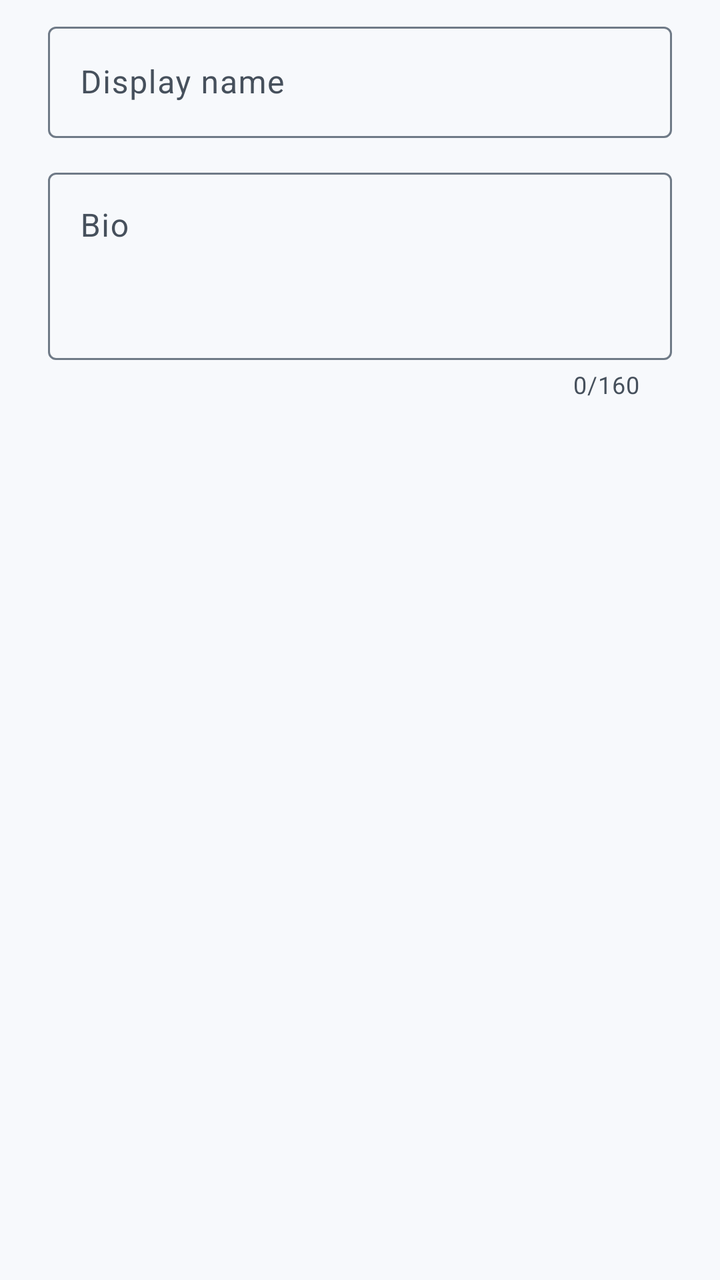
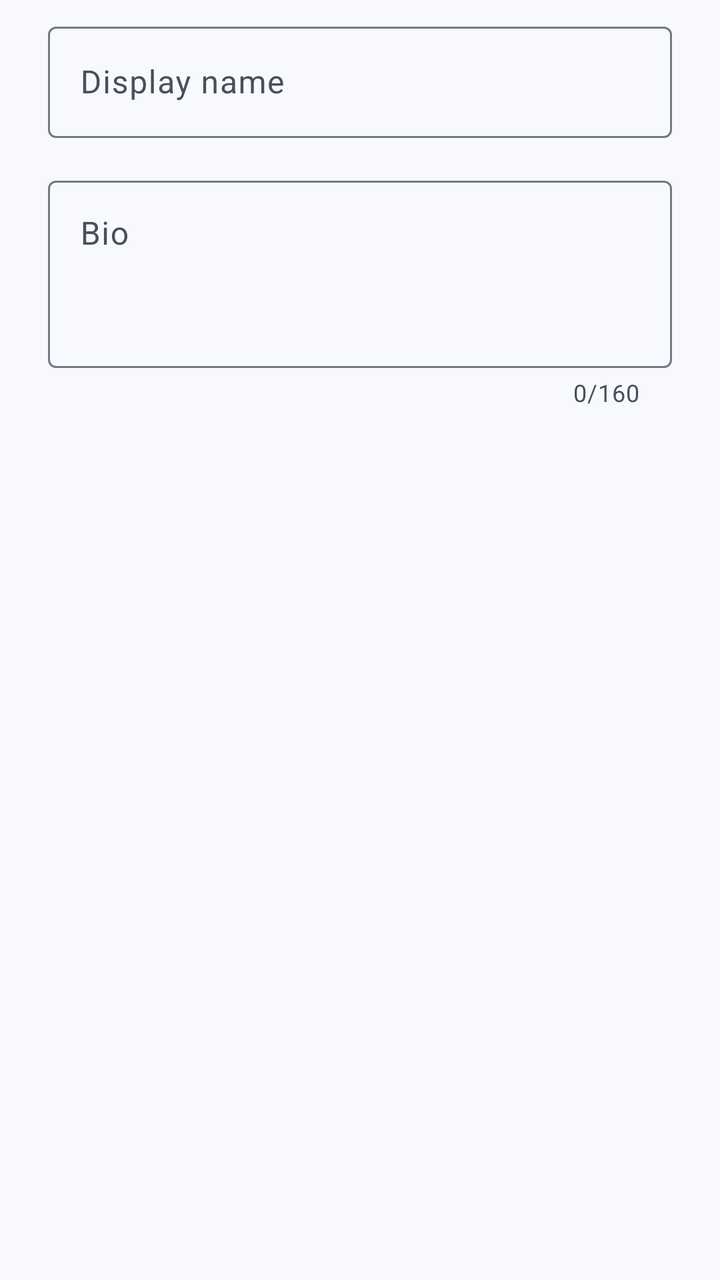

The first picture is an Android layout as it rendered before a commit; the second is the same layout after the commit. The layout source and the unified diff follow.
<!-- AndroidManifest.xml: application theme Theme.PivotBoard -->
<!-- res/layout/dialog_edit_profile.xml -->
<?xml version="1.0" encoding="utf-8"?>
<LinearLayout xmlns:android="http://schemas.android.com/apk/res/android"
    xmlns:app="http://schemas.android.com/apk/res-auto"
    android:id="@+id/edit_LAY_root"
    android:layout_width="match_parent"
    android:layout_height="wrap_content"
    android:orientation="vertical"
    android:paddingHorizontal="24dp"
    android:paddingTop="8dp">

    <com.google.android.material.textfield.TextInputLayout
        android:id="@+id/edit_LAY_name"
        style="@style/Widget.Material3.TextInputLayout.OutlinedBox"
        android:layout_width="match_parent"
        android:layout_height="wrap_content"
        android:hint="@string/profile_hint_name">

        <com.google.android.material.textfield.TextInputEditText
            android:id="@+id/edit_EDT_name"
            android:layout_width="match_parent"
            android:layout_height="wrap_content"
            android:imeOptions="actionNext"
            android:inputType="textPersonName|textCapWords"
            android:maxLines="1" />
    </com.google.android.material.textfield.TextInputLayout>

    <com.google.android.material.textfield.TextInputLayout
        android:id="@+id/edit_LAY_bio"
        style="@style/Widget.Material3.TextInputLayout.OutlinedBox"
        android:layout_width="match_parent"
        android:layout_height="wrap_content"
        android:layout_marginTop="12dp"
        android:hint="@string/profile_hint_bio"
        app:counterEnabled="true"
        app:counterMaxLength="160">

        <com.google.android.material.textfield.TextInputEditText
            android:id="@+id/edit_EDT_bio"
            android:layout_width="match_parent"
            android:layout_height="wrap_content"
            android:gravity="top|start"
            android:inputType="textMultiLine|textCapSentences"
            android:minLines="3" />
    </com.google.android.material.textfield.TextInputLayout>

</LinearLayout>
<!-- resources referenced by this layout -->
<resources>
  <string name="profile_hint_bio">Bio</string>
  <string name="profile_hint_name">Display name</string>
  <style name="Theme.PivotBoard" parent="Base.Theme.PivotBoard" />
  <style name="Base.Theme.PivotBoard" parent="Theme.Material3.DayNight.NoActionBar">
          <item name="colorPrimary">@color/primary_light</item>
          <item name="colorOnPrimary">@color/on_primary_light</item>
          <item name="colorPrimaryContainer">@color/primary_container_light</item>
          <item name="colorOnPrimaryContainer">@color/on_primary_container_light</item>
  
          <item name="colorSecondary">@color/secondary_light</item>
          <item name="colorOnSecondary">@color/on_secondary_light</item>
          <item name="colorSecondaryContainer">@color/secondary_container_light</item>
          <item name="colorOnSecondaryContainer">@color/on_secondary_container_light</item>
  
          <item name="android:colorBackground">@color/background_light</item>
          <item name="colorOnBackground">@color/on_background_light</item>
          <item name="colorSurface">@color/surface_light</item>
          <item name="colorOnSurface">@color/on_surface_light</item>
          <item name="colorSurfaceVariant">@color/surface_variant_light</item>
          <item name="colorOnSurfaceVariant">@color/on_surface_variant_light</item>
  
          
          <item name="colorSurfaceContainerLow">@color/surface_container_low_light</item>
          <item name="colorSurfaceContainer">@color/surface_container_light</item>
          <item name="colorSurfaceContainerHigh">@color/surface_container_high_light</item>
          <item name="colorSurfaceContainerHighest">@color/surface_container_highest_light</item>
  
          <item name="colorOutline">@color/outline_light</item>
          <item name="colorOutlineVariant">@color/outline_variant_light</item>
  
          <item name="colorError">@color/error_light</item>
          <item name="colorOnError">@color/on_error_light</item>
          <item name="colorErrorContainer">@color/error_container_light</item>
          <item name="colorOnErrorContainer">@color/on_error_container_light</item>
  
          <item name="android:statusBarColor">@android:color/transparent</item>
          <item name="android:navigationBarColor">@android:color/transparent</item>
          <item name="android:windowLightStatusBar" tools:targetApi="m">true</item>
      </style>
  <color name="primary_light">#1E4976</color>
  <color name="on_primary_light">#FFFFFF</color>
  <color name="primary_container_light">#D6E4F7</color>
  <color name="on_primary_container_light">#0A2440</color>
  <color name="secondary_light">#007A5C</color>
  <color name="on_secondary_light">#FFFFFF</color>
  <color name="secondary_container_light">#B9F2DF</color>
  <color name="on_secondary_container_light">#00251A</color>
  <color name="background_light">#F7F9FC</color>
  <color name="on_background_light">#0F1A26</color>
  <color name="surface_light">#FFFFFF</color>
  <color name="on_surface_light">#0F1A26</color>
  <color name="surface_variant_light">#E1E8F0</color>
  <color name="on_surface_variant_light">#46505C</color>
  <color name="surface_container_low_light">#F4F7FB</color>
  <color name="surface_container_light">#EEF2F7</color>
  <color name="surface_container_high_light">#E7EDF4</color>
  <color name="surface_container_highest_light">#E1E8F0</color>
  <color name="outline_light">#6F7A87</color>
  <color name="outline_variant_light">#D3DAE3</color>
  <color name="error_light">#C0342F</color>
  <color name="on_error_light">#FFFFFF</color>
  <color name="error_container_light">#FFDAD6</color>
  <color name="on_error_container_light">#410004</color>
</resources>

<!-- the commit's change to res/layout/dialog_edit_profile.xml (unified diff, before → after) -->
@@ -5,8 +5,8 @@
     android:layout_width="match_parent"
     android:layout_height="wrap_content"
     android:orientation="vertical"
-    android:paddingHorizontal="24dp"
-    android:paddingTop="8dp">
+    android:paddingHorizontal="@dimen/gutter_wide"
+    android:paddingTop="@dimen/space_s">
 
     <com.google.android.material.textfield.TextInputLayout
         android:id="@+id/edit_LAY_name"
@@ -29,7 +29,7 @@
         style="@style/Widget.Material3.TextInputLayout.OutlinedBox"
         android:layout_width="match_parent"
         android:layout_height="wrap_content"
-        android:layout_marginTop="12dp"
+        android:layout_marginTop="@dimen/gutter"
         android:hint="@string/profile_hint_bio"
         app:counterEnabled="true"
         app:counterMaxLength="160">
<!-- resource entries referenced after the edit -->
@@ -1,5 +1,8 @@
 <!-- resources referenced by this layout -->
 <resources>
+  <dimen name="gutter">16dp</dimen>
+  <dimen name="gutter_wide">24dp</dimen>
+  <dimen name="space_s">8dp</dimen>
   <string name="profile_hint_bio">Bio</string>
   <string name="profile_hint_name">Display name</string>
   <style name="Theme.PivotBoard" parent="Base.Theme.PivotBoard" />
